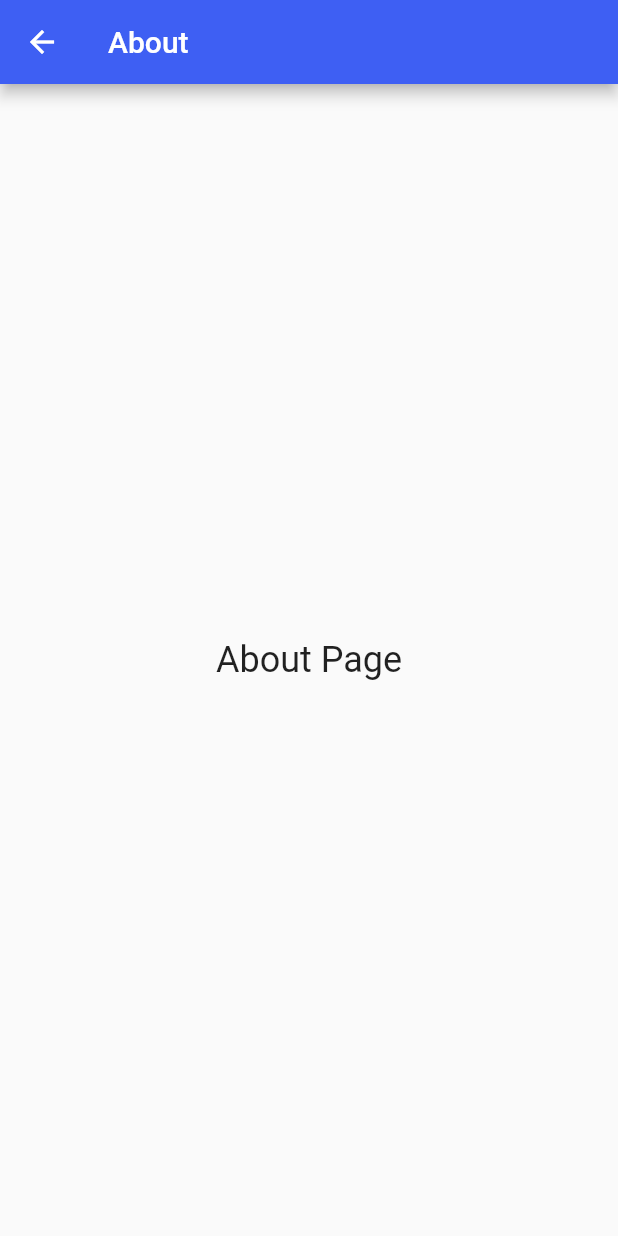
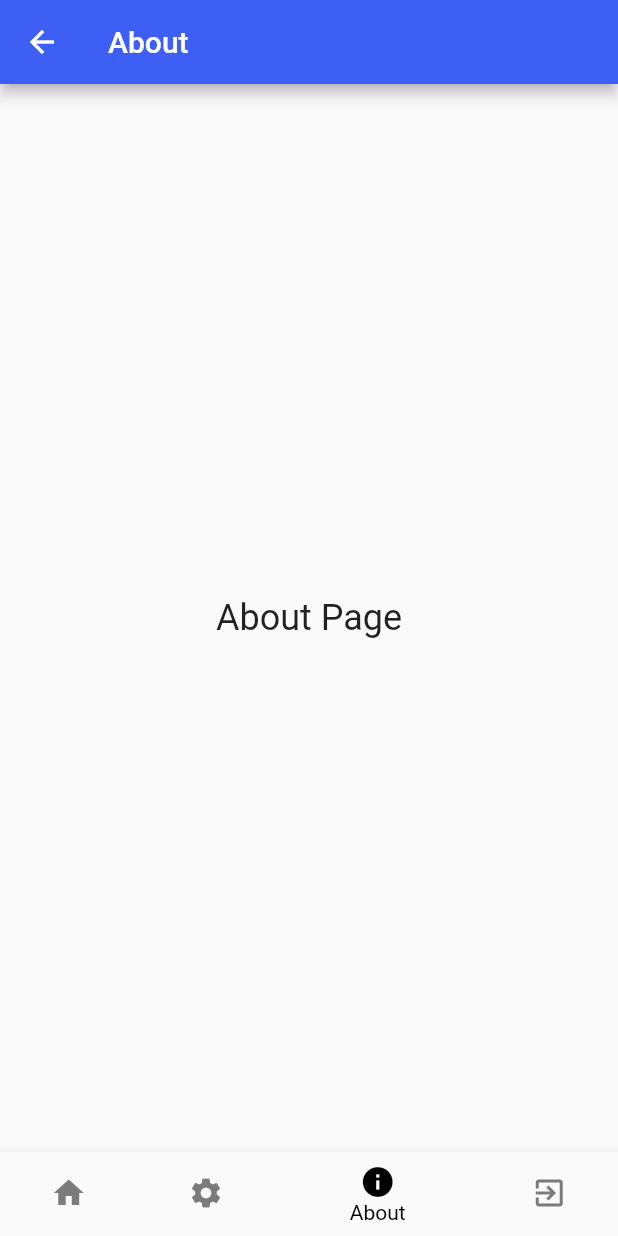
Before and after one commit to ThishanTharuka/Fish-Recognition-Mobile-App, a Flutter app: the AboutPage screen opened by its route, on a phone screen of 412 x 824 dp. Run offline on Flutter 3.47's test engine with Material 2 defaults, Android fonts, the phone set to English and light mode, and no system bars; our stand-ins replace image_picker.

Commit message:
Added the navigation bar across all pages.

```diff
--- a/lib/about_page.dart
+++ b/lib/about_page.dart
@@ -1,3 +1,5 @@
+import 'dart:io';
+
 import 'package:flutter/material.dart';
 
 class AboutPage extends StatelessWidget {
@@ -14,6 +16,43 @@ class AboutPage extends StatelessWidget {
           style: TextStyle(fontSize: 24),
         ),
       ),
+      bottomNavigationBar: Container(
+        decoration: BoxDecoration(
+          color: Colors.black,
+        ),
+        child: BottomNavigationBar(
+          selectedItemColor: const Color.fromARGB(255, 2, 2, 2),
+          unselectedItemColor: const Color.fromARGB(255, 124, 123, 123),
+          items: const <BottomNavigationBarItem>[
+            BottomNavigationBarItem(
+              icon: Icon(Icons.home),
+              label: 'Home',
+            ),
+            BottomNavigationBarItem(
+              icon: Icon(Icons.settings),
+              label: 'Settings',
+            ),
+            BottomNavigationBarItem(
+              icon: Icon(Icons.info),
+              label: 'About',
+            ),
+            BottomNavigationBarItem(
+              icon: Icon(Icons.exit_to_app),
+              label: 'Exit',
+            ),
+          ],
+          currentIndex: 2,
+          onTap: (index) {
+            if (index == 0) {
+              Navigator.pushReplacementNamed(context, '/home');
+            } else if (index == 1) {
+              Navigator.pushNamed(context, '/settings');
+            } else if (index == 3) {
+              exit(0); // Close the app
+            }
+          },
+        ),
+      ),
     );
   }
 }
--- a/pubspec.yaml
+++ b/pubspec.yaml
@@ -54,7 +54,7 @@ dev_dependencies:
 # The following section is specific to Flutter packages.
 flutter:
   assets:
-    - assets/icon.png
+    - assets/icon1.png
   # The following line ensures that the Material Icons font is
   # included with your application, so that you can use the icons in
   # the material Icons class.
```
Also changed, not shown: lib/opening_page.dart (+25 -6 lines), lib/settings_page.dart (+39 -0 lines), assets/1.JPG (deleted), assets/icon1.png (added).
